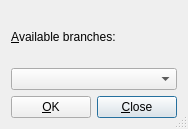
Above: src/frontends/qt4/ui/BranchUi.ui from cburschka/lyx before the change. Below: the same form after it.
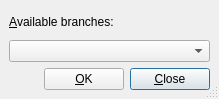
That is the form after the change.

```diff
--- a/src/frontends/qt4/ui/BranchUi.ui
+++ b/src/frontends/qt4/ui/BranchUi.ui
@@ -8,8 +8,8 @@
    <rect>
     <x>0</x>
     <y>0</y>
-    <width>188</width>
-    <height>129</height>
+    <width>219</width>
+    <height>99</height>
    </rect>
   </property>
   <property name="windowTitle" >
@@ -20,32 +20,12 @@
   </property>
   <layout class="QGridLayout" >
    <property name="margin" >
-    <number>11</number>
+    <number>9</number>
    </property>
    <property name="spacing" >
     <number>6</number>
    </property>
-   <item row="1" column="0" >
-    <widget class="QPushButton" name="okPB" >
-     <property name="text" >
-      <string>&amp;OK</string>
-     </property>
-     <property name="default" >
-      <bool>false</bool>
-     </property>
-    </widget>
-   </item>
-   <item row="1" column="1" >
-    <widget class="QPushButton" name="closePB" >
-     <property name="text" >
-      <string>&amp;Close</string>
-     </property>
-     <property name="default" >
-      <bool>true</bool>
-     </property>
-    </widget>
-   </item>
-   <item row="0" column="0" colspan="2" >
+   <item row="0" column="0" colspan="3" >
     <layout class="QVBoxLayout" >
      <property name="margin" >
       <number>0</number>
@@ -72,6 +52,39 @@
      </item>
     </layout>
    </item>
+   <item row="1" column="0" >
+    <spacer>
+     <property name="orientation" >
+      <enum>Qt::Horizontal</enum>
+     </property>
+     <property name="sizeHint" >
+      <size>
+       <width>31</width>
+       <height>20</height>
+      </size>
+     </property>
+    </spacer>
+   </item>
+   <item row="1" column="2" >
+    <widget class="QPushButton" name="closePB" >
+     <property name="text" >
+      <string>&amp;Close</string>
+     </property>
+     <property name="default" >
+      <bool>true</bool>
+     </property>
+    </widget>
+   </item>
+   <item row="1" column="1" >
+    <widget class="QPushButton" name="okPB" >
+     <property name="text" >
+      <string>&amp;OK</string>
+     </property>
+     <property name="default" >
+      <bool>false</bool>
+     </property>
+    </widget>
+   </item>
   </layout>
  </widget>
  <pixmapfunction></pixmapfunction>
```
Left out of the diff: 10 changed lines with no effect on the pictures.
